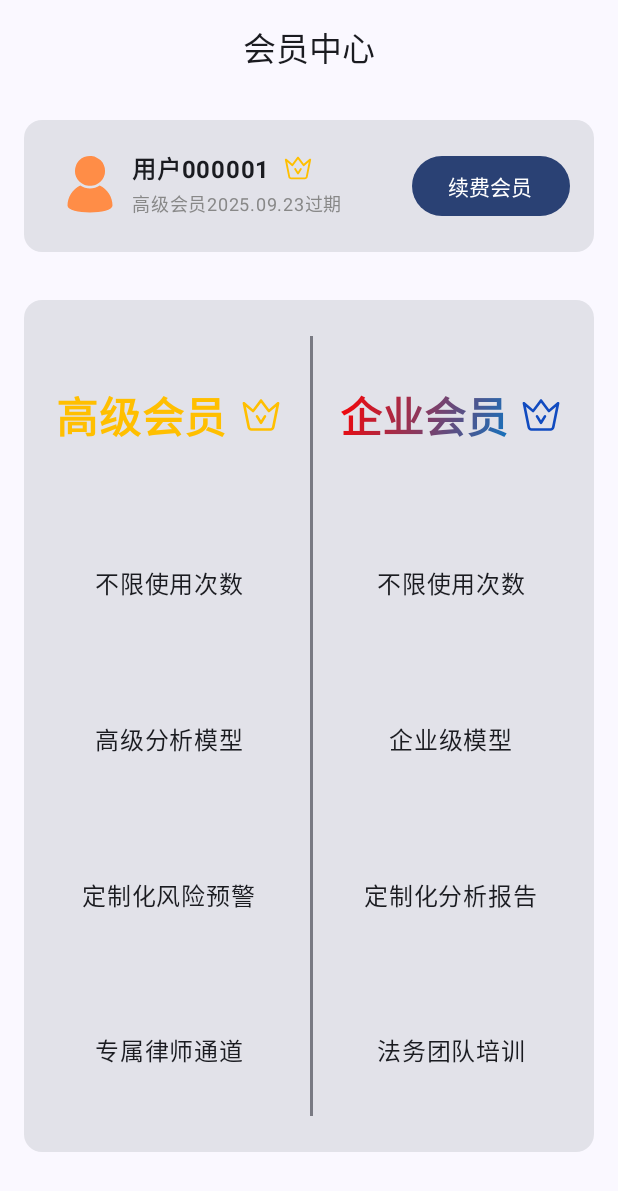
After one commit to EternityXuNuo/LawDetector, an Android app built with Jetpack Compose: the MemberShip screen opened directly, with no data from a screen before it, on a phone screen of 412 x 824 dp. The commit adds this screen. Shown: the top 1191 px of the screen. Run offline under Robolectric (Android 15) with nearby library versions, the phone set to English and light mode, and no system bars.

Commit message:
add several features :P

```diff
--- /dev/null
+++ b/app/src/main/java/com/example/lawdetector/MemberShip.kt
@@ -0,0 +1,260 @@
+package com.example.lawdetector
+
+import android.os.Bundle
+import androidx.activity.ComponentActivity
+import androidx.activity.compose.setContent
+import androidx.activity.enableEdgeToEdge
+import androidx.compose.foundation.Image
+import androidx.compose.foundation.background
+import androidx.compose.foundation.layout.Arrangement
+import androidx.compose.foundation.layout.Box
+import androidx.compose.foundation.layout.Column
+import androidx.compose.foundation.layout.Row
+import androidx.compose.foundation.layout.fillMaxHeight
+import androidx.compose.foundation.layout.fillMaxSize
+import androidx.compose.foundation.layout.fillMaxWidth
+import androidx.compose.foundation.layout.height
+import androidx.compose.foundation.layout.padding
+import androidx.compose.foundation.layout.size
+import androidx.compose.material3.Button
+import androidx.compose.material3.Card
+import androidx.compose.material3.CenterAlignedTopAppBar
+import androidx.compose.material3.ExperimentalMaterial3Api
+import androidx.compose.material3.Icon
+import androidx.compose.material3.Scaffold
+import androidx.compose.material3.TabRowDefaults.tabIndicatorOffset
+import androidx.compose.material3.Text
+import androidx.compose.material3.VerticalDivider
+import androidx.compose.runtime.Composable
+import androidx.compose.runtime.remember
+import androidx.compose.ui.Alignment
+import androidx.compose.ui.Modifier
+import androidx.compose.ui.draw.drawWithContent
+import androidx.compose.ui.graphics.Brush
+import androidx.compose.ui.graphics.Color
+import androidx.compose.ui.graphics.graphicsLayer
+import androidx.compose.ui.graphics.vector.ImageVector
+import androidx.compose.ui.res.painterResource
+import androidx.compose.ui.res.vectorResource
+import androidx.compose.ui.text.TextStyle
+import androidx.compose.ui.text.font.FontWeight
+import androidx.compose.ui.text.style.TextOverflow
+import androidx.compose.ui.tooling.preview.Preview
+import androidx.compose.ui.unit.dp
+import androidx.compose.ui.unit.sp
+import com.example.lawdetector.ui.theme.LawDetectorTheme
+
+class MemberShip : ComponentActivity() {
+    @OptIn(ExperimentalMaterial3Api::class)
+    override fun onCreate(savedInstanceState: Bundle?) {
+        super.onCreate(savedInstanceState)
+        enableEdgeToEdge()
+        setContent {
+            LawDetectorTheme {
+                Scaffold(
+                    modifier = Modifier.fillMaxSize(),
+                    topBar = {
+                        CenterAlignedTopAppBar(
+                            title = {
+                                Text(
+                                    "会员中心",
+                                    maxLines = 1,
+                                    overflow = TextOverflow.Ellipsis
+                                )
+                            }
+                        )
+                    }
+                    ) { innerPadding ->
+                    MemberShip(Modifier.padding(innerPadding))
+                }
+            }
+        }
+    }
+}
+
+@Composable
+fun MemberShip(modifier: Modifier){
+    Column(
+        modifier = modifier.fillMaxSize(),
+        horizontalAlignment = Alignment.CenterHorizontally
+    ) {
+        MemberShipCard(
+            Modifier
+                .fillMaxWidth()
+                .padding(16.dp)
+        )
+        MemberShipDetail(
+            Modifier.fillMaxWidth().height(600.dp).padding(16.dp)
+        )
+    }
+}
+
+@Composable
+fun MemberShipCard(modifier: Modifier){
+    Card(modifier) {
+        Row(
+            modifier = modifier,
+            verticalAlignment = Alignment.CenterVertically,
+            horizontalArrangement = Arrangement.SpaceBetween
+        ) {
+            Row(
+                verticalAlignment = Alignment.CenterVertically
+            ) {
+                Image(
+                    painterResource(R.drawable.avatar),
+                    contentDescription = null,
+                    modifier = Modifier
+                        .padding(8.dp)
+                        .size(40.dp)
+                )
+                Column(
+                    verticalArrangement = Arrangement.Center
+                ) {
+                    Row(
+                        verticalAlignment = Alignment.CenterVertically
+                    ) {
+                        Text(
+                            text = "用户000001",
+                            fontWeight = FontWeight.Bold
+                        )
+                        Icon(
+                            painterResource(R.drawable.vip),
+                            contentDescription = null,
+                            tint = Color(0xffffbf00),
+                            modifier = Modifier
+                                .padding(8.dp, 0.dp, 0.dp, 0.dp)
+                                .size(20.dp)
+                        )
+                    }
+                    Text(
+                        text = "高级会员2025.09.23过期",
+                        fontSize = 12.sp,
+                        color = Color.Gray
+                    )
+                }
+            }
+            Button(onClick = {}) {
+                Text(
+                    text = "续费会员"
+                )
+            }
+        }
+    }
+}
+
+@Composable
+fun MemberShipDetail(modifier: Modifier){
+
+    val rainbowColors = listOf(
+        Color( 0xffff0000),
+        Color( 0xffe50d15),
+        Color( 0xffca1a2b),
+        Color( 0xffb02740),
+        Color( 0xff953455),
+        Color( 0xff7b406b),
+        Color( 0xff604d80),
+        Color( 0xff465a95),
+        Color( 0xff2b67ab),
+        Color( 0xff1174c0)
+
+    )
+     val orange = Color(0xffffbf00)
+
+    Card(modifier) {
+        Row(
+            modifier = Modifier.fillMaxSize().padding(16.dp),
+            verticalAlignment = Alignment.CenterVertically,
+            horizontalArrangement = Arrangement.SpaceAround
+        ) {
+            Column(
+                modifier = Modifier.fillMaxHeight(),
+                horizontalAlignment = Alignment.CenterHorizontally,
+                verticalArrangement = Arrangement.SpaceAround
+            ) {
+                Row(
+                    verticalAlignment = Alignment.CenterVertically
+                ) {
+                    Text(
+                        text = "高级会员",
+                        fontWeight = FontWeight.Bold,
+                        fontSize = 28.sp,
+                        color = orange
+                    )
+                    Icon(
+                        painterResource(R.drawable.vip),
+                        contentDescription = null,
+                        tint = orange,
+                        modifier = Modifier
+                            .padding(8.dp, 0.dp, 0.dp, 0.dp)
+                            .size(28.dp)
+                    )
+                }
+                Text(
+                    text = "不限使用次数"
+                )
+                Text(
+                    text = "高级分析模型"
+                )
+                Text(
+                    text = "定制化风险预警"
+                )
+                Text(
+                    text = "专属律师通道"
+                )
+            }
+            VerticalDivider(
+                modifier = Modifier.padding(8.dp).height(560.dp),
+                thickness = 2.dp
+            )
+            Column(
+                modifier = Modifier.fillMaxHeight(),
+                horizontalAlignment = Alignment.CenterHorizontally,
+                verticalArrangement = Arrangement.SpaceAround
+            ) {
+                Row(
+                    verticalAlignment = Alignment.CenterVertically
+                ) {
+                    Text(
+                        text = "企业会员",
+                        fontWeight = FontWeight.Bold,
+                        fontSize = 28.sp,
+                        style = TextStyle(
+                            brush = Brush.linearGradient(
+                                colors = rainbowColors
+                            )
+                        )
+                    )
+                    Icon(
+                        painterResource(R.drawable.vip),
+                        contentDescription = null,
+                        modifier = Modifier
+                            .padding(8.dp, 0.dp, 0.dp, 0.dp)
+                            .size(28.dp),
+                        tint = Color( 0xff114bc0)
+                    )
+                }
+                Text(
+                    text = "不限使用次数"
+                )
+                Text(
+                    text = "企业级模型"
+                )
+                Text(
+                    text = "定制化分析报告"
+                )
+                Text(
+                    text = "法务团队培训"
+                )
+            }
+        }
+    }
+}
+
+
+@Preview
+@Composable
+fun ViewCard(){
+    MemberShipCard(Modifier
+        .fillMaxWidth()
+        .padding(16.dp))
+}
--- /dev/null
+++ b/app/src/main/res/drawable-mdpi/avatar.xml
@@ -0,0 +1,9 @@
+<vector xmlns:android="http://schemas.android.com/apk/res/android"
+    android:width="200dp"
+    android:height="200dp"
+    android:viewportWidth="1024"
+    android:viewportHeight="1024">
+  <path
+      android:pathData="M128,846.2a377.2,377.2 0,0 1,218.3 -342.3,309.8 309.8,0 0,0 165.7,49.2 309.8,309.8 0,0 0,165.7 -49.2A377.2,377.2 0,0 1,896 846.2c2.7,156.2 -768,158.8 -768,0zM694.4,435.4a230,230 0,0 1,-82.9 54.8c-30.4,13.7 -66.3,19.2 -99.4,19.2 -33.2,0 -69.1,-5.5 -99.5,-19.2a290,290 0,0 1,-82.8 -54.8,227.7 227.7,0 0,1 -55.3,-82.1c-13.8,-30.1 -19.4,-63 -19.4,-98.6 0,-32.9 5.5,-65.7 19.4,-98.6 13.8,-30.1 33.1,-60.2 55.2,-82.2 24.9,-24.6 52.5,-43.8 82.9,-54.7C445.7,5.5 478.8,0 512,0c33.1,0 69.1,5.5 99.4,19.2 30.4,13.7 60.8,32.9 82.9,54.7 24.7,24.7 44.2,52.1 55.2,82.2 13.8,30.1 19.4,63 19.4,98.6 0,32.9 -5.5,65.7 -19.4,98.6 -11.1,30.1 -30.4,57.5 -55.2,82.1z"
+      android:fillColor="#FF8D47"/>
+</vector>
--- /dev/null
+++ b/app/src/main/res/drawable-mdpi/vip.xml
@@ -0,0 +1,9 @@
+<vector xmlns:android="http://schemas.android.com/apk/res/android"
+    android:width="200dp"
+    android:height="200dp"
+    android:viewportWidth="1024"
+    android:viewportHeight="1024">
+  <path
+      android:pathData="M747.2,896H276.8c-46.4,0 -84.8,-32 -94.4,-76.8L64,230.4c-3.2,-12.8 3.2,-27.2 16,-33.6 11.2,-6.4 27.2,-4.8 36.8,3.2l198.4,169.6 171.2,-228.8c12.8,-16 38.4,-16 51.2,0l171.2,228.8L907.2,200c9.6,-9.6 25.6,-9.6 36.8,-3.2 11.2,6.4 17.6,20.8 16,33.6L841.6,819.2c-9.6,44.8 -48,76.8 -94.4,76.8zM145.6,308.8l99.2,497.6c3.2,14.4 16,25.6 32,25.6h470.4c16,0 28.8,-11.2 32,-25.6l99.2,-497.6L724.8,440c-6.4,6.4 -16,8 -24,8 -8,-1.6 -17.6,-4.8 -22.4,-12.8L512,212.8 345.6,435.2c-4.8,6.4 -12.8,11.2 -22.4,12.8 -8,1.6 -17.6,-1.6 -24,-8L145.6,308.8zM512,736c-11.2,0 -22.4,-6.4 -27.2,-16l-96,-160c-9.6,-14.4 -4.8,-35.2 11.2,-43.2 14.4,-9.6 35.2,-4.8 43.2,11.2L512,641.6 580.8,528c9.6,-14.4 28.8,-20.8 43.2,-11.2 14.4,9.6 20.8,28.8 11.2,43.2l-96,160c-4.8,9.6 -16,16 -27.2,16z"
+      android:fillColor="#333333"/>
+</vector>
--- a/app/src/main/res/values/strings.xml
+++ b/app/src/main/res/values/strings.xml
@@ -2,4 +2,6 @@
     <string name="app_name">Law Detector</string>
     <string name="title_activity_history_page">HistoryPage</string>
     <string name="title_activity_result_page">ResultPage</string>
+    <string name="title_activity_user_page">UserPage</string>
+    <string name="title_activity_member_ship">MemberShip</string>
 </resources>
```
Also changed, not shown: app/src/main/AndroidManifest.xml (+10 -0 lines), app/src/main/java/com/example/lawdetector/MainActivity.kt (+44 -12 lines), app/src/main/java/com/example/lawdetector/UserPage.kt (added, +218 -0 lines), app/src/main/res/drawable-mdpi/ad.jpg (added).
